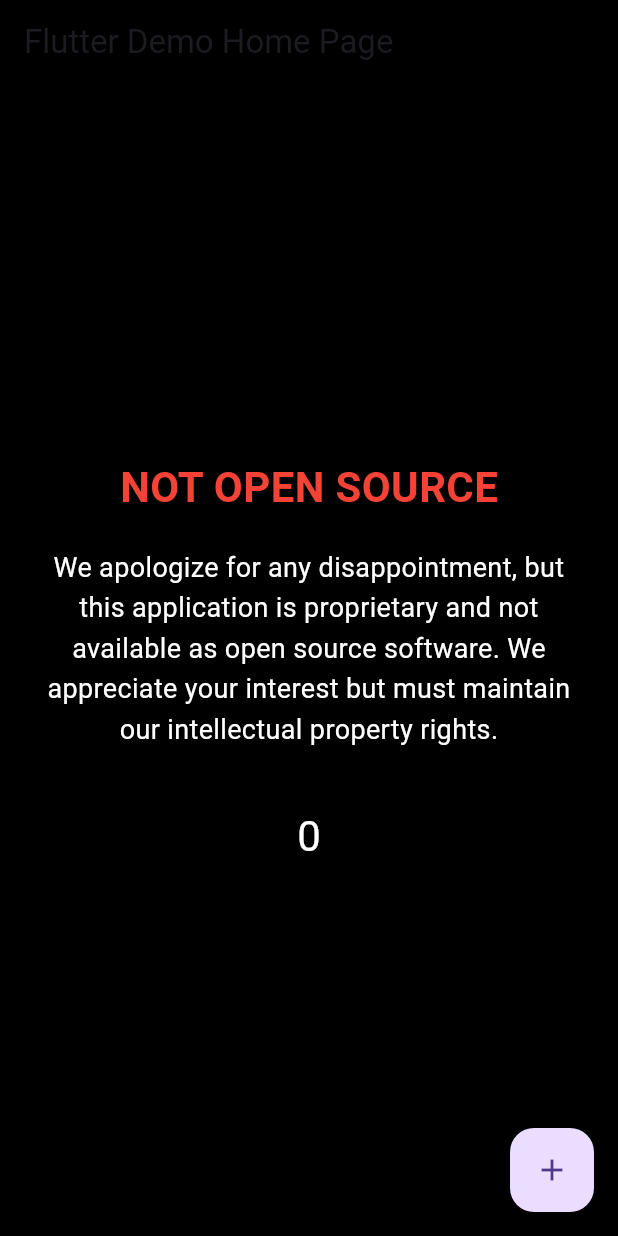
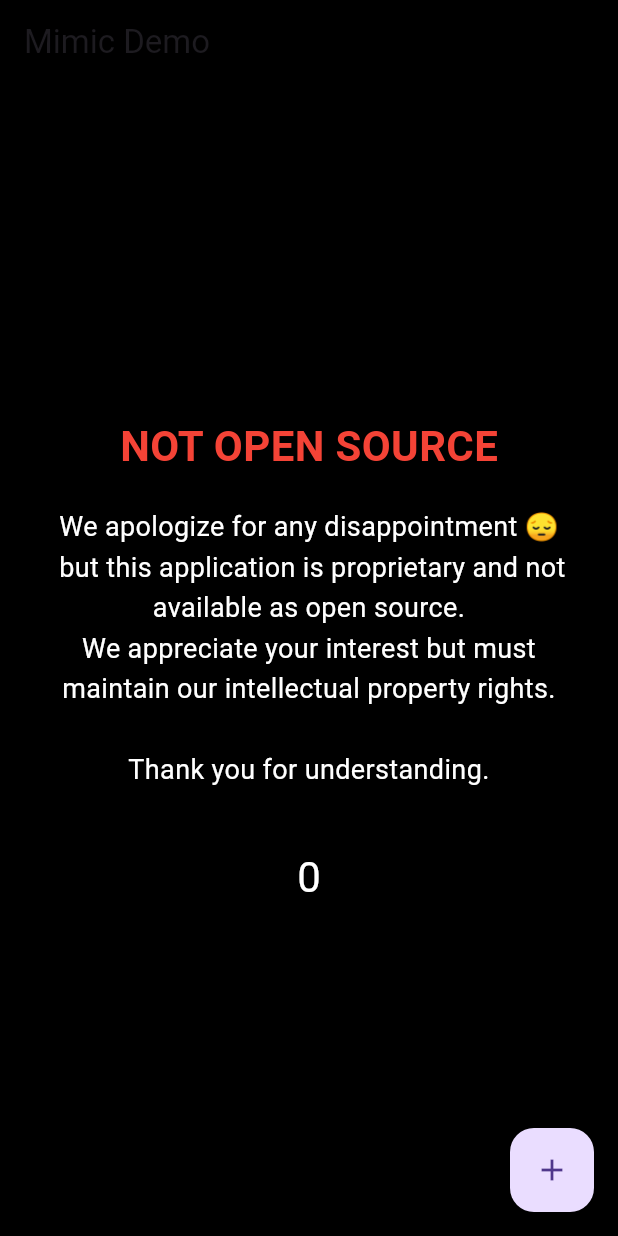
Before and after one commit to h4fide/mimic, a Flutter app: the screen it shows after launch, on a phone screen of 412 x 824 dp. Run offline on Flutter 3.47's test engine with Material 3 defaults, Android fonts, the phone set to English and light mode, and no system bars.

Commit message:
Update README.md and main.dart: enhance user messages

```diff
--- a/lib/main.dart
+++ b/lib/main.dart
@@ -14,7 +14,7 @@ class MyApp extends StatelessWidget {
       theme: ThemeData(
         primarySwatch: Colors.blue,
       ),
-      home: const MyHomePage(title: 'Flutter Demo Home Page'),
+      home: const MyHomePage(title: 'Mimic Demo'),
     );
   }
 }
@@ -36,6 +36,7 @@ class _MyHomePageState extends State<MyHomePage> {
       _counter++;
     });
   }
+
 
   @override
   Widget build(BuildContext context) {
@@ -61,7 +62,10 @@ class _MyHomePageState extends State<MyHomePage> {
               ),
               const SizedBox(height: 20),
               const Text(
-                'We apologize for any disappointment, but this application is proprietary and not available as open source software. We appreciate your interest but must maintain our intellectual property rights.',
+                'We apologize for any disappointment 😔\n but this application is proprietary and not available as open source. '
+                '\nWe appreciate your interest but must maintain our intellectual property rights.'
+
+                '\n\nThank you for understanding.',
                 textAlign: TextAlign.center,
                 style: TextStyle(
                   fontSize: 18,
@@ -82,7 +86,7 @@ class _MyHomePageState extends State<MyHomePage> {
       ),
       floatingActionButton: FloatingActionButton(
         onPressed: _incrementCounter,
-        tooltip: 'Increment',
+        tooltip: 'Hello 👀 ',
         child: const Icon(Icons.add),
       ),
     );
```
Also changed, not shown: 1 other file.
